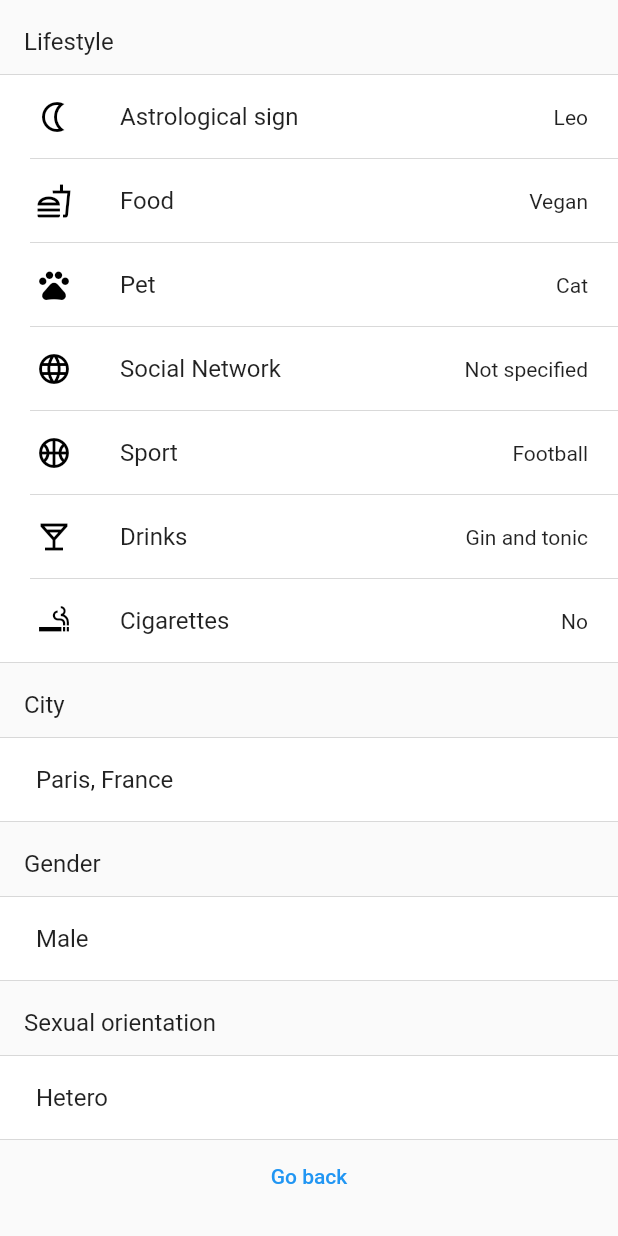
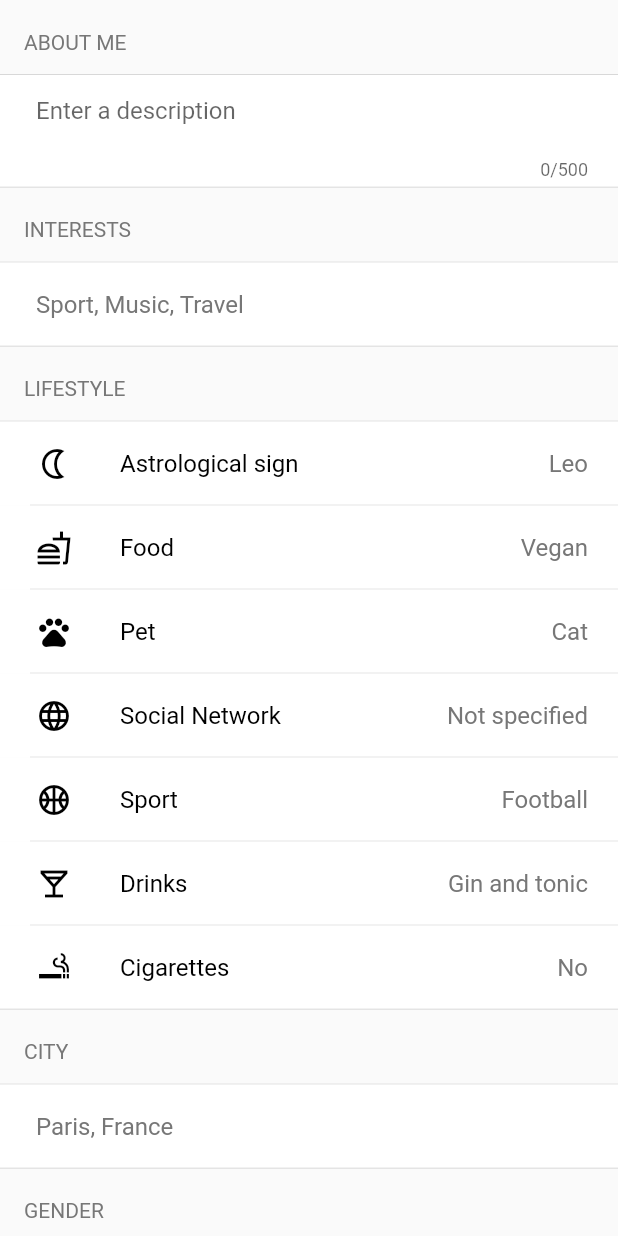
Before and after one commit to anthoninCL/Flutter-I-MyTinder, a Flutter app: the ProfileEdit screen opened directly, on a phone screen of 412 x 824 dp. Run offline on Flutter 3.47's test engine with Material 2 defaults, Android fonts, the phone set to English and light mode, and no system bars; our stand-ins replace flutter_svg, font_awesome_flutter.

Commit message:
feat: add text input item and simple selection item and styles

```diff
--- a/my_tinder/lib/views/components/section_item/icon_item.dart
+++ b/my_tinder/lib/views/components/section_item/icon_item.dart
@@ -1,5 +1,6 @@
 import 'package:flutter/material.dart';
 import 'package:flutter/src/widgets/framework.dart';
+import 'package:my_tinder/themes/app_theme.dart';
 
 class IconSectionItem extends StatefulWidget {
   final String title;
@@ -31,12 +32,28 @@ class _IconSectionItemState extends State<IconSectionItem> {
         },
         child : ListTile(
           contentPadding: const EdgeInsets.only(
-              left: 24,
-              right: 20,
+            left: 24,
+            right: 20,
           ),
           leading: icon,
-          title: Text(title),
-          trailing: Text(value),
+          title: Text(
+            title,
+            style: TextStyle(
+              color: AppTheme.colors.black,
+              fontWeight: FontWeight.normal,
+              fontFamily: 'Roboto',
+              fontSize: 16
+            ),
+          ),
+          trailing: Text(
+            value,
+            style: TextStyle(
+              color: AppTheme.colors.grey,
+              fontWeight: FontWeight.normal,
+              fontFamily: 'Roboto',
+              fontSize: 16
+            ),
+          ),
         )
     );
   }
--- /dev/null
+++ b/my_tinder/lib/views/components/section_item/simple_selection_item.dart
@@ -0,0 +1,48 @@
+import 'package:flutter/material.dart';
+import 'package:flutter/src/widgets/framework.dart';
+import 'package:my_tinder/themes/app_theme.dart';
+
+class SimpleSelectionSectionItem extends StatefulWidget {
+  final String value;
+
+  const SimpleSelectionSectionItem({required this.value});
+
+  @override
+  _SimpleSelectionSectionItemState createState() => _SimpleSelectionSectionItemState(
+    value: value
+  );
+
+}
+
+class _SimpleSelectionSectionItemState extends State<SimpleSelectionSectionItem> {
+  String value;
+  _SimpleSelectionSectionItemState({required this.value});
+
+  @override
+  Widget build(BuildContext context) {
+    return GestureDetector(
+        // TODO: Open la bonne modale + renvoyer la valeur set dans la modale
+        // + Transform le tableau de value en plusieurs
+        onTap: () {
+          setState(() {
+            value = "Oui";
+          });
+        },
+        child : ListTile(
+          contentPadding: const EdgeInsets.only(
+            left: 24,
+            right: 20,
+          ),
+          title: Text(
+              value,
+            style: TextStyle(
+              color: AppTheme.colors.grey,
+              fontWeight: FontWeight.normal,
+              fontFamily: 'Roboto',
+              fontSize: 16
+            ),
+          ),
+        )
+    );
+  }
+}
--- /dev/null
+++ b/my_tinder/lib/views/components/section_item/text_input_item.dart
@@ -0,0 +1,41 @@
+import 'package:flutter/material.dart';
+import 'package:flutter/src/widgets/framework.dart';
+
+class TextInputSectionItem extends StatefulWidget {
+  final String value;
+
+  const TextInputSectionItem({required this.value});
+
+  @override
+  _TextInputSectionItemState createState() => _TextInputSectionItemState(
+      value: value
+  );
+
+}
+
+class _TextInputSectionItemState extends State<TextInputSectionItem> {
+  String value;
+  _TextInputSectionItemState({required this.value});
+
+  @override
+  Widget build(BuildContext context) {
+    return Container(
+      padding: const EdgeInsets.only(
+        left: 24,
+        right: 20,
+        bottom: 5,
+      ),
+      child: const SizedBox(
+        child: TextField(
+          keyboardType: TextInputType.multiline,
+          maxLines: null,
+          decoration: InputDecoration(
+            border: InputBorder.none,
+            hintText: 'Enter a description',
+          ),
+          maxLength: 500,
+        ),
+      ),
+    );
+  }
+}
--- a/my_tinder/lib/views/components/section_item/title_item.dart
+++ b/my_tinder/lib/views/components/section_item/title_item.dart
@@ -12,8 +12,13 @@ class TitleSectionItem extends StatelessWidget implements SectionItem {
   @override
   Widget buildTitle(BuildContext context) {
     return Text(
-        title!,
-        style: AppTheme.textStyles.headline4,
+      title!,
+      style: TextStyle(
+        color: AppTheme.colors.grey,
+        fontWeight: FontWeight.normal,
+        fontFamily: 'Roboto',
+        fontSize: 14
+      ),
     );
   }
 
--- a/my_tinder/lib/views/profile_edit/profile_edit.dart
+++ b/my_tinder/lib/views/profile_edit/profile_edit.dart
@@ -4,8 +4,10 @@ import 'package:my_tinder/views/components/section_item/icon_item.dart';
 import 'package:my_tinder/views/components/section_item/range_slider_item.dart';
 import 'package:my_tinder/views/components/section_item/selection_item.dart';
 import 'package:my_tinder/views/components/section_item/simple_item.dart';
+import 'package:my_tinder/views/components/section_item/simple_selection_item.dart';
 import 'package:my_tinder/views/components/section_item/slider_item.dart';
 import 'package:my_tinder/views/components/section_item/switch_item.dart';
+import 'package:my_tinder/views/components/section_item/text_input_item.dart';
 import 'package:my_tinder/views/components/section_item/title_item.dart';
 import 'package:my_tinder/views/widgets/section.dart';
 
@@ -26,8 +28,20 @@ class _ProfileEditState extends State<ProfileEdit> {
             scrollDirection: Axis.vertical,
             children: [
               const Section(
+                itemList: [
+                  TitleSectionItem("ABOUT ME"),
+                  TextInputSectionItem(value: 'Paris, France')
+                ],
+              ),
+              const Section(
+                itemList: [
+                  TitleSectionItem("INTERESTS"),
+                  SimpleSelectionSectionItem(value: 'Sport, Music, Travel')
+                ],
+              ),
+              const Section(
                   itemList: [
-                    TitleSectionItem("Lifestyle"),
+                    TitleSectionItem("LIFESTYLE"),
                     IconSectionItem(
                       icon: Icon(
                         Icons.nightlight_outlined,
@@ -88,20 +102,20 @@ class _ProfileEditState extends State<ProfileEdit> {
               ),
               const Section(
                 itemList: [
-                  TitleSectionItem("City"),
-                  SimpleSectionItem("Paris, France")
+                  TitleSectionItem("CITY"),
+                  SimpleSelectionSectionItem(value: 'Paris, France')
                 ],
               ),
               const Section(
                 itemList: [
-                  TitleSectionItem("Gender"),
-                  SimpleSectionItem("Male")
+                  TitleSectionItem("GENDER"),
+                  SimpleSelectionSectionItem(value: 'Male')
                 ],
               ),
               const Section(
                 itemList: [
-                  TitleSectionItem("Sexual orientation"),
-                  SimpleSectionItem("Hetero")
+                  TitleSectionItem("SEXUAL ORIENTATION"),
+                  SimpleSelectionSectionItem(value: "Hetero")
                 ],
               ),
               TextButton(onPressed: () {
--- a/my_tinder/lib/views/settings/settings.dart
+++ b/my_tinder/lib/views/settings/settings.dart
@@ -26,7 +26,7 @@ class _SettingsState extends State<Settings> {
               children: [
                 const Section(
                     itemList: [
-                      TitleSectionItem("Settings"),
+                      TitleSectionItem("SETTINGS"),
                       SelectionSectionItem(
                           title: "Phone number",
                           value: "06 06 06 06 06"
```
Also changed, not shown: my_tinder/lib/views/components/section_item/range_slider_item.dart (+18 -2 lines), my_tinder/lib/views/components/section_item/selection_item.dart (+19 -2 lines), my_tinder/lib/views/components/section_item/simple_item.dart (+7 -2 lines), my_tinder/lib/views/components/section_item/slider_item.dart (+18 -2 lines), my_tinder/lib/views/components/section_item/switch_item.dart (+10 -1 lines).
